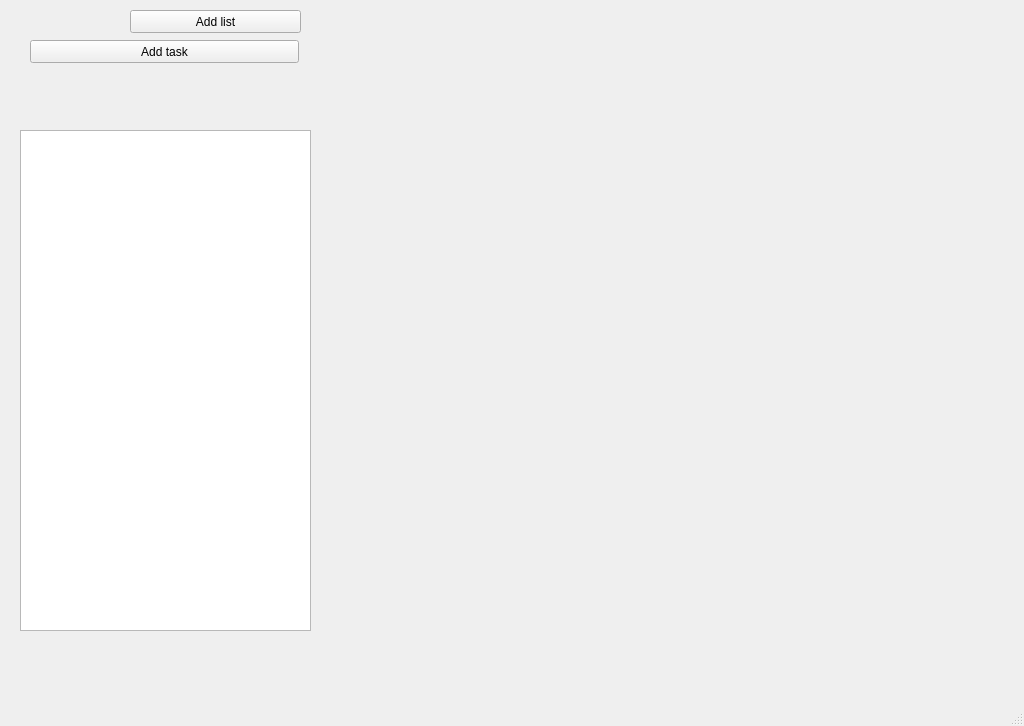
Saa1amand3r/TaskManager, file Second/mainwindow.ui: the form before one commit.
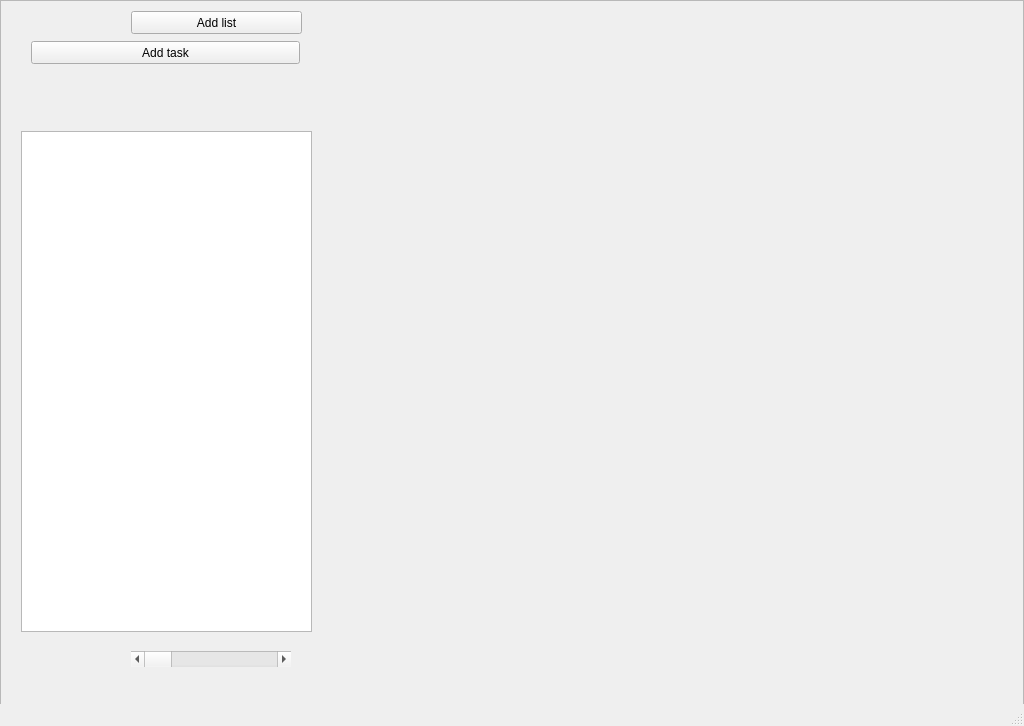
The form after the commit.

Commit message:
Fixed some bugs with geometry
Still in progress

```diff
--- a/Second/mainwindow.ui
+++ b/Second/mainwindow.ui
@@ -17,14 +17,38 @@
    <string>MainWindow</string>
   </property>
   <widget class="QWidget" name="centralwidget">
-   <widget class="QListWidget" name="listWidget">
+   <widget class="QScrollArea" name="scrollArea">
     <property name="geometry">
      <rect>
-      <x>20</x>
-      <y>130</y>
-      <width>291</width>
-      <height>501</height>
+      <x>0</x>
+      <y>0</y>
+      <width>1024</width>
+      <height>726</height>
      </rect>
+    </property>
+    <property name="widgetResizable">
+     <bool>true</bool>
+    </property>
+    <widget class="QWidget" name="scrollAreaWidgetContents">
+     <property name="geometry">
+      <rect>
+       <x>0</x>
+       <y>0</y>
+       <width>1022</width>
+       <height>724</height>
+      </rect>
+     </property>
+     <widget class="QPushButton" name="addListBtn">
+      <property name="geometry">
+       <rect>
+        <x>130</x>
+        <y>10</y>
+        <width>171</width>
+        <height>23</height>
+       </rect>
+      </property>
+      <property name="text">
+       <string>Add list</string>
     </property>
    </widget>
    <widget class="QPushButton" name="AddTask">
@@ -40,18 +64,30 @@
      <string>Add task</string>
     </property>
    </widget>
-   <widget class="QPushButton" name="addListBtn">
+     <widget class="QListWidget" name="listWidget">
+      <property name="geometry">
+       <rect>
+        <x>20</x>
+        <y>130</y>
+        <width>291</width>
+        <height>501</height>
+       </rect>
+      </property>
+     </widget>
+     <widget class="QScrollBar" name="horizontalScrollBar">
     <property name="geometry">
      <rect>
       <x>130</x>
-      <y>10</y>
-      <width>171</width>
-      <height>23</height>
-     </rect>
-    </property>
-    <property name="text">
-     <string>Add list</string>
-    </property>
+        <y>650</y>
+        <width>160</width>
+        <height>16</height>
+       </rect>
+      </property>
+      <property name="orientation">
+       <enum>Qt::Horizontal</enum>
+      </property>
+     </widget>
+    </widget>
    </widget>
   </widget>
   <widget class="QMenuBar" name="menubar">
```
Lines whose indentation alone changed are shown as unchanged. The commit also changes 7 other files.
